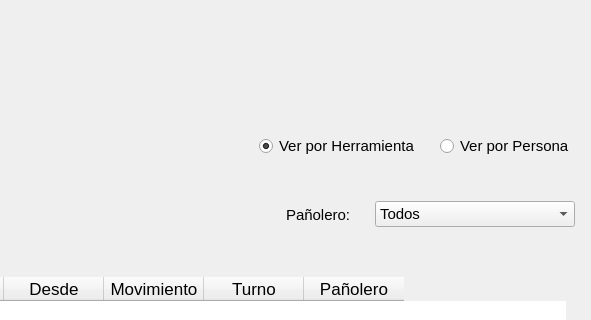
MaxAPBusiness/Blustock, file blustock/ui/screens_uis/deudas.ui: the form before one commit; both pictures show x 421 to 1012 and y 0 to 320 of the 1012 by 534 pixel window.
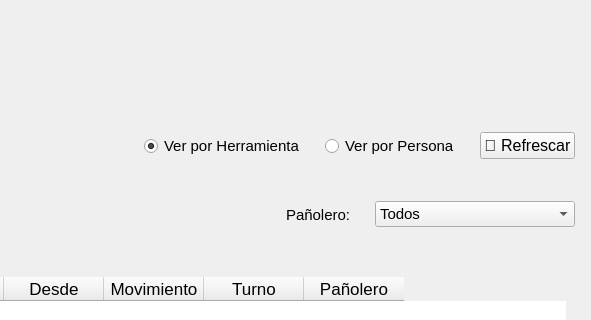
The form after the commit. Icons and pictures are not drawn.

Diff of the .ui file:
```diff
--- a/blustock/ui/screens_uis/deudas.ui
+++ b/blustock/ui/screens_uis/deudas.ui
@@ -152,6 +152,18 @@
          </property>
         </widget>
        </item>
+       <item>
+        <widget class="QPushButton" name="botonRefresh">
+         <property name="font">
+          <font>
+           <pointsize>12</pointsize>
+          </font>
+         </property>
+         <property name="text">
+          <string>🔄 Refrescar</string>
+         </property>
+        </widget>
+       </item>
       </layout>
      </item>
      <item>
```
